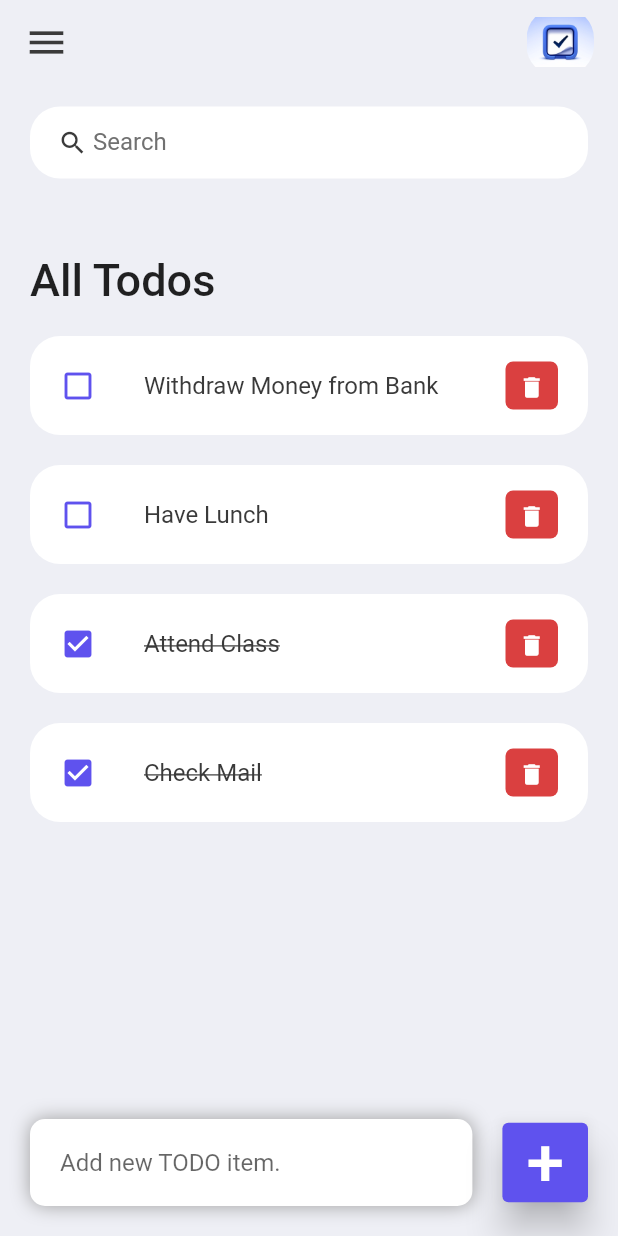
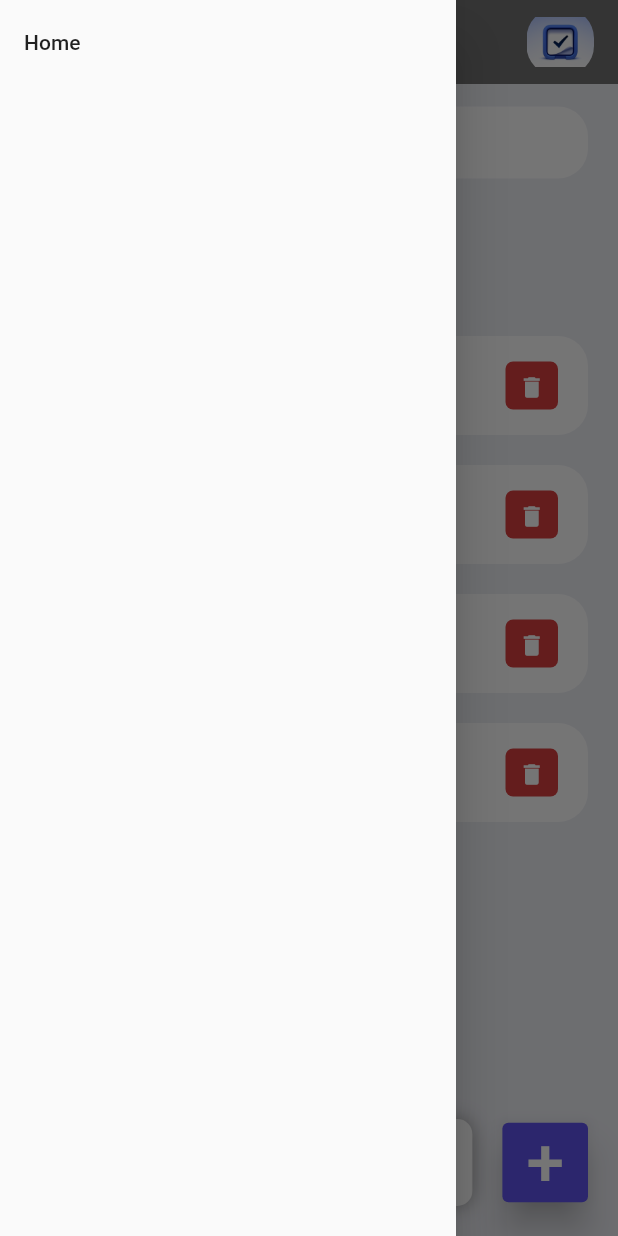
Before and after one commit to mearnav/Todo-Application, a Flutter app: the screen it shows after launch, with the side drawer open (before the commit the screen has no drawer), on a phone screen of 412 x 824 dp. Run offline on Flutter 3.47's test engine with Material 2 defaults, Android fonts, the phone set to English and light mode, and no system bars.

Commit message:
updating repository

```diff
--- /dev/null
+++ b/lib/drawer.dart
@@ -0,0 +1,19 @@
+import 'package:flutter/material.dart';
+
+class MyDrawer extends StatelessWidget {
+  const MyDrawer({Key? key}) : super(key: key);
+
+  @override
+  Widget build(BuildContext context) {
+    return Drawer(
+        child: ListView(
+          children: [
+            ListTile(
+              title: Text('Home'),
+              onTap: () => Navigator.pushReplacementNamed(context, 'home'),
+            )
+          ],
+        ),
+    );
+  }
+}
--- a/lib/home.dart
+++ b/lib/home.dart
@@ -1,10 +1,10 @@
 import 'package:flutter/material.dart';
 import 'package:todo/color.dart';
+import 'package:todo/drawer.dart';
 import 'package:todo/todo.dart';
 import 'package:todo/todo_item.dart';
 
 class Home extends StatefulWidget {
-  Home({Key? key}) : super(key: key);
 
   @override
   State<Home> createState() => _HomeState();
@@ -25,6 +25,7 @@ class _HomeState extends State<Home> {
   Widget build(BuildContext context) {
     return Scaffold(
       backgroundColor: tdBGColor,
+      drawer: MyDrawer(),
       appBar: _buildAppBar(),
       body: Stack(
         children: [
@@ -191,16 +192,11 @@ class _HomeState extends State<Home> {
 
   AppBar _buildAppBar() {
     return AppBar(
-      backgroundColor: tdBGColor,
+      backgroundColor: tdGrey,
       elevation: 0,
       title: Row(
-        mainAxisAlignment: MainAxisAlignment.spaceBetween,
+        mainAxisAlignment: MainAxisAlignment.end,
         children: [
-          Icon(
-            Icons.menu,
-            color: tdBlack,
-            size: 30,
-          ),
           Container(
             height: 45,
             width: 45,
@@ -211,6 +207,6 @@ class _HomeState extends State<Home> {
           ),
         ],),
     );
-    ;
+
   }
 }
--- a/lib/main.dart
+++ b/lib/main.dart
@@ -15,7 +15,10 @@ class MyApp extends StatelessWidget {
     return MaterialApp(
       debugShowCheckedModeBanner: false,
       title: 'Todo App',
-      home: Home(),
+      initialRoute: 'home',
+      routes: {
+        'home': (context) => Home(),
+      },
     );
   }
 }
```
Also changed, not shown: 1 other file.
